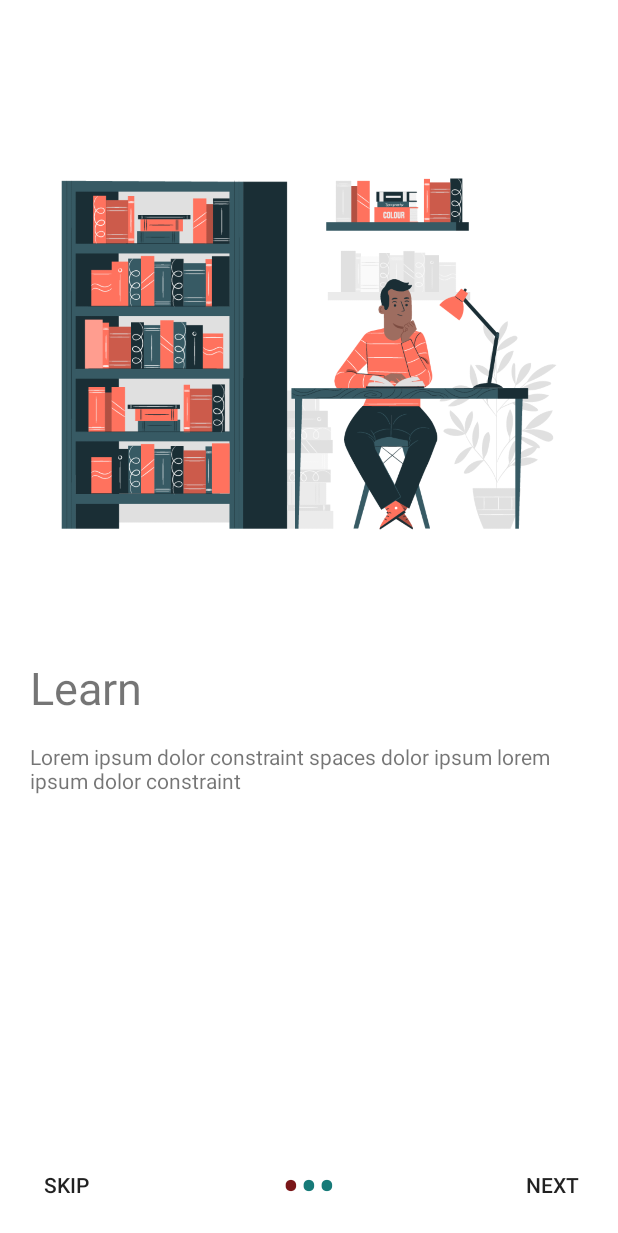
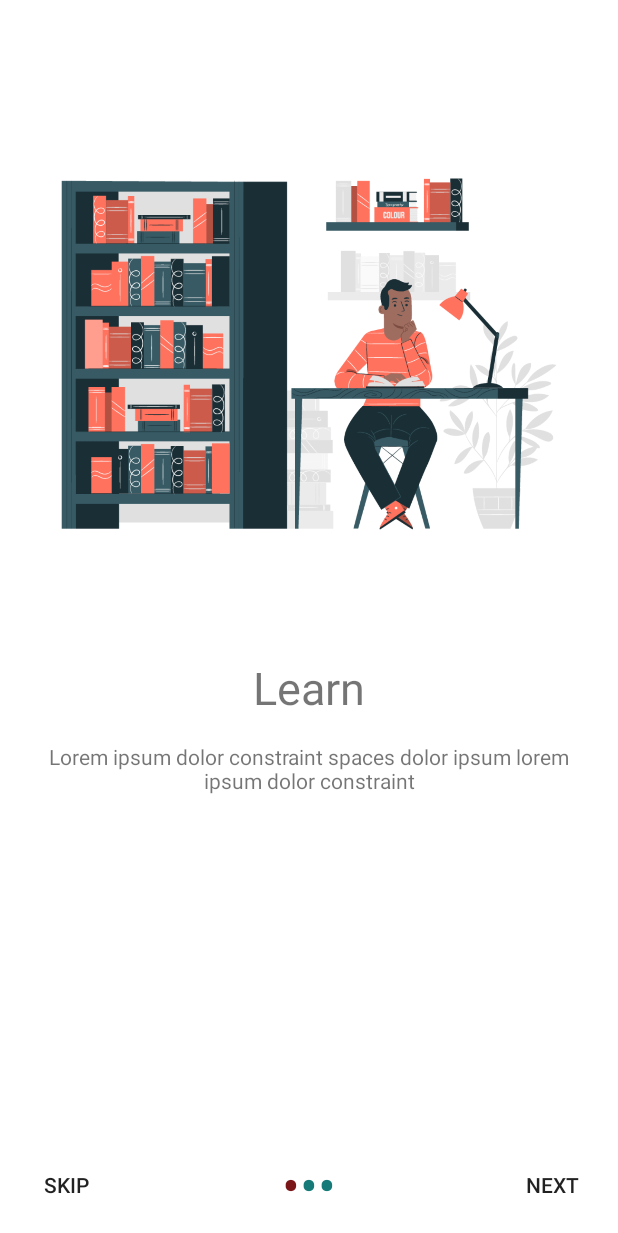
Before and after one commit to nzivo/SBooks, an Android app: the screen it shows after launch (onBoardActivity), on a phone screen of 412 x 824 dp. Shown: the top 1233 px of the screen. Run offline under Robolectric (Android 15) with nearby library versions, the phone set to English and light mode, and no system bars.

Commit message:
Align Center

```diff
--- a/app/src/main/res/layout/view_pager.xml
+++ b/app/src/main/res/layout/view_pager.xml
@@ -20,13 +20,14 @@
         android:layout_width="match_parent"
         android:layout_height="wrap_content"
         android:layout_marginBottom="16dp"
-        android:layout_gravity="center_horizontal"
+        android:gravity="center_horizontal"
         android:textSize="30sp"/>
 
     <TextView
         android:id="@+id/txtDescViewPager"
         android:layout_width="match_parent"
         android:layout_height="wrap_content"
+        android:gravity="center_horizontal"
         android:textSize="14sp"/>
 
 </LinearLayout>
```
